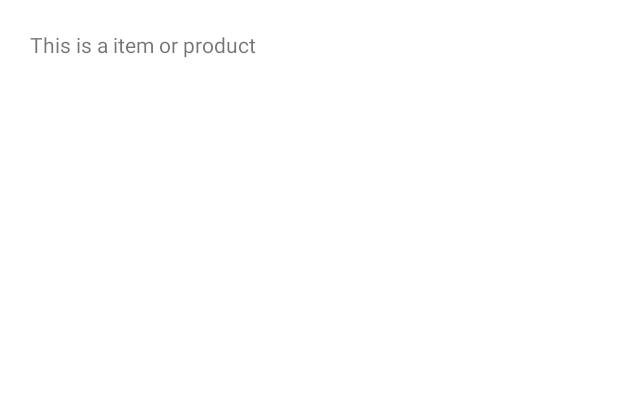
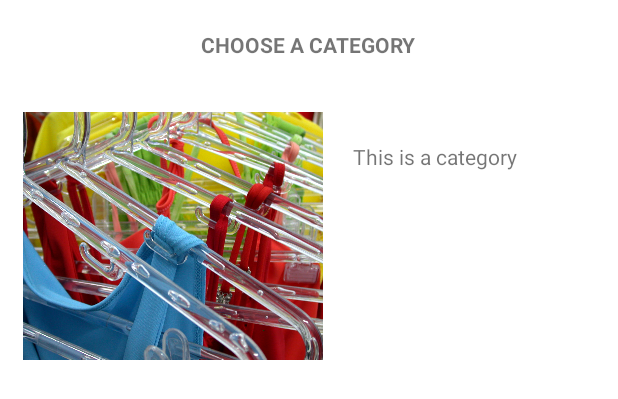
Before and after one commit to Graciele89/online_shopping_app, an Android app: the layout template_category.xml on its own in the app's theme, with its tools: preview values and no code run, on a phone screen of 412 x 824 dp. Shown: the top 399 px of the screen. Run offline under Robolectric (Android 15) with nearby library versions, the phone set to English and light mode, and no system bars.

Commit message:
category

```diff
--- a/app/src/main/AndroidManifest.xml
+++ b/app/src/main/AndroidManifest.xml
@@ -2,6 +2,8 @@
 <manifest xmlns:android="http://schemas.android.com/apk/res/android"
     xmlns:tools="http://schemas.android.com/tools"
     package="ie.dorset.student_22711.onlineshoppingapp">
+
+    <uses-permission android:name="android.permission.INTERNET"/>
 
     <application
         android:allowBackup="true"
@@ -23,10 +25,9 @@
 
 
         <activity android:name=".LoginActivity" />
-        <activity android:name=".ProfileActivity" />
         <activity android:name=".SignUpActivity" />
         <activity android:name=".ForgotPwdActivity" />
-        <activity android:name=".CategoriesActivity" />
+        <activity android:name=".CategoryActivity" />
 
 
     </application>
--- /dev/null
+++ b/app/src/main/java/ie/dorset/student_22711/onlineshoppingapp/CategoryViewHolder.kt
@@ -0,0 +1,6 @@
+package ie.dorset.student_22711.onlineshoppingapp
+
+import android.view.View
+import androidx.recyclerview.widget.RecyclerView
+
+class CategoryViewHolder(v: View) : RecyclerView.ViewHolder(v) {}
--- a/app/src/main/res/layout/template_category.xml
+++ b/app/src/main/res/layout/template_category.xml
@@ -2,16 +2,45 @@
 <LinearLayout xmlns:android="http://schemas.android.com/apk/res/android"
     android:orientation="vertical"
     android:layout_width="match_parent"
-    android:layout_height="match_parent">
+    android:layout_height="wrap_content">
 
     <TextView
-        android:id="@+id/category_content"
+        android:id="@+id/welcome_categories"
         android:layout_width="wrap_content"
         android:layout_height="wrap_content"
+        android:layout_gravity="center"
         android:padding="10dp"
         android:layout_margin="10dp"
-        android:text="This is a item or product">
+        android:textStyle="bold"
+        android:text="CHOOSE A CATEGORY">
 
     </TextView>
 
+  <LinearLayout
+      android:layout_width="wrap_content"
+      android:layout_height="wrap_content"
+      android:orientation="horizontal"
+      android:layout_margin="15dp">
+
+
+      <ImageView
+          android:id="@+id/movieImage"
+          android:layout_width="200dp"
+          android:layout_height="165dp"
+          android:adjustViewBounds="true"
+          android:scaleType="centerCrop"
+          android:src="@drawable/clothes" />
+
+      <TextView
+          android:id="@+id/category_content"
+          android:layout_width="wrap_content"
+          android:layout_height="wrap_content"
+          android:padding="10dp"
+          android:layout_margin="10dp"
+          android:text="This is a category">
+
+      </TextView>
+
+  </LinearLayout>
+
 </LinearLayout>
```
Also changed, not shown: app/build.gradle (+5 -51 lines), app/src/main/java/ie/dorset/student_22711/onlineshoppingapp/CategoriesActivity.kt (deleted, +0 -51 lines), app/src/main/java/ie/dorset/student_22711/onlineshoppingapp/CategoryActivity.kt (added, +23 -0 lines), app/src/main/java/ie/dorset/student_22711/onlineshoppingapp/CategoryAdapter.kt (added, +34 -0 lines), app/src/main/java/ie/dorset/student_22711/onlineshoppingapp/LoginActivity.kt (+5 -5 lines), app/src/main/res/drawable-v24/clothes.jpg (added).
